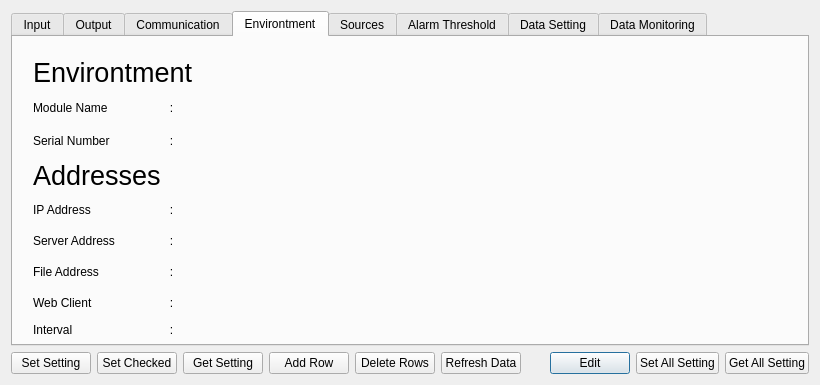
Old version of the form view/formmodule.ui in the repository zenaki/RTU.
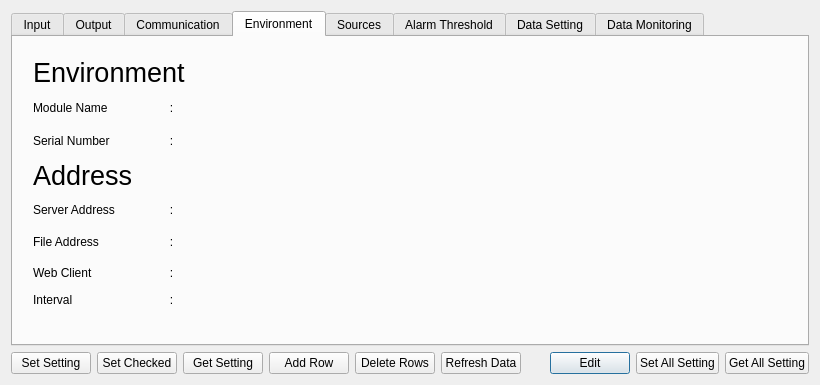
New version of the form. The open tabs and pages were chosen to show the change. Icons and pictures are not drawn.

Diff of the .ui file:
```diff
--- a/view/formmodule.ui
+++ b/view/formmodule.ui
@@ -1017,7 +1017,7 @@
      </widget>
      <widget class="QWidget" name="tab_environtment">
       <attribute name="title">
-       <string>Environtment</string>
+       <string>Environment</string>
       </attribute>
       <widget class="QWidget" name="layoutWidget_1">
        <property name="geometry">
@@ -1025,7 +1025,7 @@
          <x>20</x>
          <y>20</y>
          <width>711</width>
-         <height>281</height>
+         <height>251</height>
         </rect>
        </property>
        <layout class="QVBoxLayout" name="verticalLayout">
@@ -1037,7 +1037,7 @@
            </font>
           </property>
           <property name="text">
-           <string>Environtment</string>
+           <string>Environment</string>
           </property>
          </widget>
         </item>
@@ -1174,13 +1174,13 @@
            </font>
           </property>
           <property name="text">
-           <string>Addresses</string>
+           <string>Address</string>
           </property>
          </widget>
         </item>
         <item>
          <layout class="QGridLayout" name="gridLayout_12">
-          <item row="2" column="0">
+          <item row="1" column="0">
            <widget class="QLabel" name="label_42">
             <property name="minimumSize">
              <size>
@@ -1199,7 +1199,7 @@
             </property>
            </widget>
           </item>
-          <item row="2" column="1">
+          <item row="1" column="1">
            <widget class="QLabel" name="label_46">
             <property name="minimumSize">
              <size>
@@ -1221,7 +1221,7 @@
             </property>
            </widget>
           </item>
-          <item row="2" column="2">
+          <item row="1" column="2">
            <widget class="QLabel" name="file_address">
             <property name="minimumSize">
              <size>
@@ -1234,61 +1234,7 @@
             </property>
            </widget>
           </item>
-          <item row="0" column="0">
-           <widget class="QLabel" name="label_39">
-            <property name="minimumSize">
-             <size>
-              <width>130</width>
-              <height>17</height>
-             </size>
-            </property>
-            <property name="maximumSize">
-             <size>
-              <width>130</width>
-              <height>17</height>
-             </size>
-            </property>
-            <property name="text">
-             <string>IP Address</string>
-            </property>
-           </widget>
-          </item>
           <item row="0" column="1">
-           <widget class="QLabel" name="label_43">
-            <property name="minimumSize">
-             <size>
-              <width>5</width>
-              <height>17</height>
-             </size>
-            </property>
-            <property name="maximumSize">
-             <size>
-              <width>5</width>
-              <height>17</height>
-             </size>
-            </property>
-            <property name="text">
-             <string>:</string>
-            </property>
-            <property name="alignment">
-             <set>Qt::AlignCenter</set>
-            </property>
-           </widget>
-          </item>
-          <item row="0" column="2">
-           <widget class="QLabel" name="ip_address">
-            <property name="minimumSize">
-             <size>
-              <width>141</width>
-              <height>27</height>
-             </size>
-            </property>
-            <property name="text">
-             <string/>
-            </property>
-           </widget>
-          </item>
-          <item row="1" column="1">
            <widget class="QLabel" name="label_45">
             <property name="minimumSize">
              <size>
@@ -1310,7 +1256,7 @@
             </property>
            </widget>
           </item>
-          <item row="1" column="0">
+          <item row="0" column="0">
            <widget class="QLabel" name="label_41">
             <property name="minimumSize">
              <size>
@@ -1329,7 +1275,7 @@
             </property>
            </widget>
           </item>
-          <item row="1" column="2">
+          <item row="0" column="2">
            <widget class="QLabel" name="server_address">
             <property name="minimumSize">
              <size>
@@ -1342,7 +1288,7 @@
             </property>
            </widget>
           </item>
-          <item row="3" column="0">
+          <item row="2" column="0">
            <widget class="QLabel" name="label_49">
             <property name="minimumSize">
              <size>
@@ -1361,7 +1307,7 @@
             </property>
            </widget>
           </item>
-          <item row="3" column="1">
+          <item row="2" column="1">
            <widget class="QLabel" name="label_50">
             <property name="minimumSize">
              <size>
@@ -1383,7 +1329,7 @@
             </property>
            </widget>
           </item>
-          <item row="3" column="2">
+          <item row="2" column="2">
            <widget class="QLabel" name="web_client">
             <property name="minimumSize">
              <size>
@@ -1396,42 +1342,42 @@
             </property>
            </widget>
           </item>
-          <item row="4" column="0">
+          <item row="3" column="0">
            <widget class="QLabel" name="label_40">
             <property name="text">
              <string>Interval</string>
             </property>
            </widget>
           </item>
-          <item row="4" column="1">
-           <widget class="QLabel" name="label_51">
-            <property name="minimumSize">
-             <size>
-              <width>5</width>
-              <height>17</height>
-             </size>
-            </property>
-            <property name="maximumSize">
-             <size>
-              <width>5</width>
-              <height>17</height>
-             </size>
-            </property>
-            <property name="text">
-             <string>:</string>
-            </property>
-            <property name="alignment">
-             <set>Qt::AlignCenter</set>
-            </property>
-           </widget>
-          </item>
-          <item row="4" column="2">
+          <item row="3" column="2">
            <widget class="QLabel" name="interval">
             <property name="text">
              <string/>
             </property>
            </widget>
           </item>
+          <item row="3" column="1">
+           <widget class="QLabel" name="label_51">
+            <property name="minimumSize">
+             <size>
+              <width>5</width>
+              <height>17</height>
+             </size>
+            </property>
+            <property name="maximumSize">
+             <size>
+              <width>5</width>
+              <height>17</height>
+             </size>
+            </property>
+            <property name="text">
+             <string>:</string>
+            </property>
+            <property name="alignment">
+             <set>Qt::AlignCenter</set>
+            </property>
+           </widget>
+          </item>
          </layout>
         </item>
        </layout>
```
Left out of the diff: 35 changed lines with no effect on the pictures.
